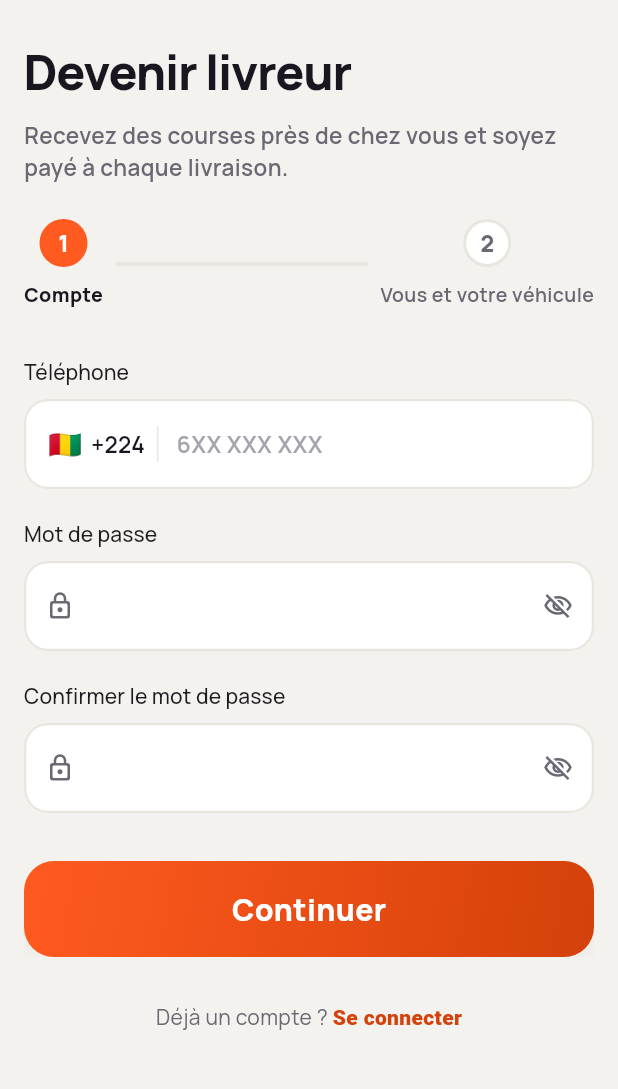
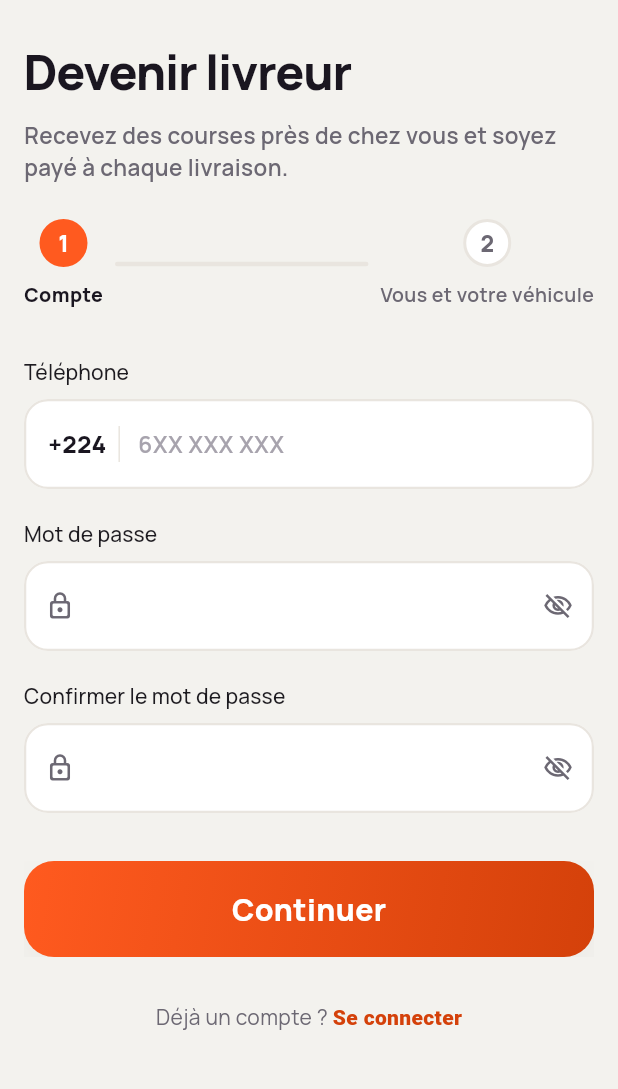
Before and after one commit to naimlawani01/front-livraison, a Flutter app: the RegisterScreen screen opened directly, on a phone screen of 412 x 824 dp, the part 120-1209 px from its top. Run offline on Flutter 3.47's test engine with Material 3 defaults, Android fonts, the phone set to English and light mode, and no system bars; our stand-ins replace file_picker, firebase_analytics, firebase_core, firebase_crashlytics, firebase_messaging, flutter_local_notifications and 7 more; missing offline and left inert: flutter_foreground_task; accounts and stored records are empty; network calls fail.

Commit message:
Champ téléphone : retire le drapeau emoji (affiché « ?? » sur le simulateur iOS)
Co-Authored-By: Claude Opus 5.5 <noreply@anthropic.com>
Claude-Session: https://claude.ai/code/session_01HfCacs4Jy3LEeuQ1UL1Ci3

```diff
--- a/mobile_core/lib/widgets/guinea_phone_field.dart
+++ b/mobile_core/lib/widgets/guinea_phone_field.dart
@@ -58,13 +58,13 @@ class GuineaPhoneField extends StatelessWidget {
           child: Row(
             mainAxisSize: MainAxisSize.min,
             children: const [
-              Text(GuineaPhone.flag, style: TextStyle(fontSize: 18)),
-              SizedBox(width: 6),
+              // Pas de drapeau emoji : mal rendu sur certains appareils (« ?? »)
+              // et le skill de design exclut les emojis des écrans.
               Text(
                 GuineaPhone.countryCode,
                 style: TextStyle(
-                  fontSize: 15,
-                  fontWeight: FontWeight.w600,
+                  fontSize: 16,
+                  fontWeight: FontWeight.w800,
                   color: AppTheme.textPrimary,
                 ),
               ),
```
